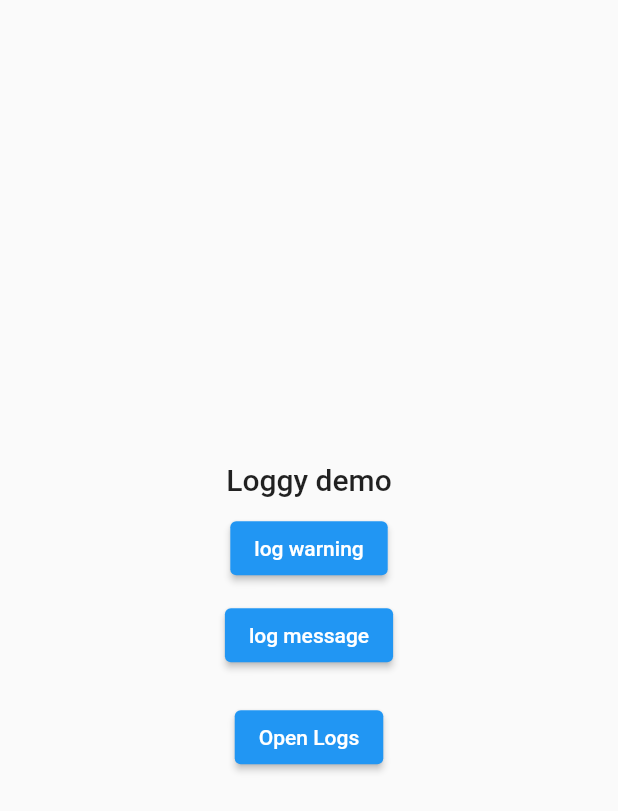
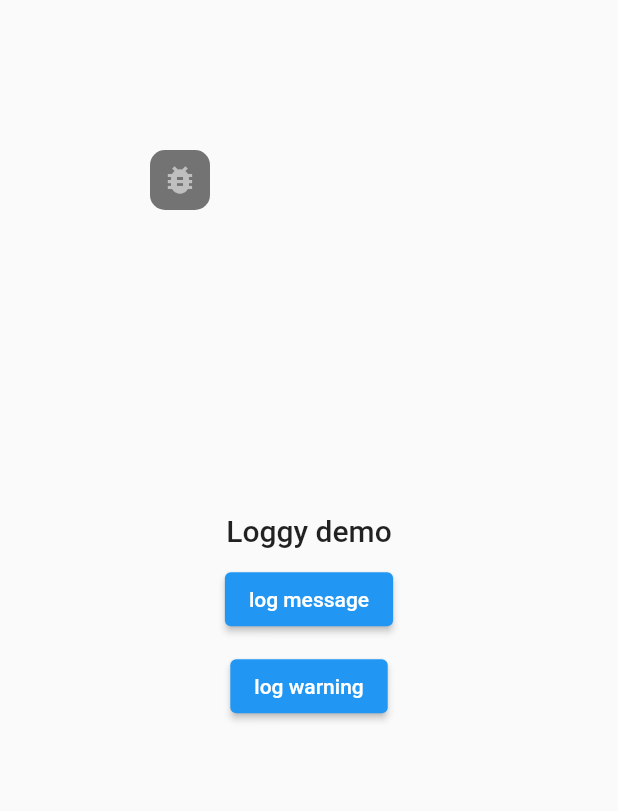
Before and after one commit to InAnadea/anadea_flutter_loggy, a Flutter app: the screen it shows after launch, on a phone screen of 412 x 824 dp. Shown: the top 811 px of the screen. Run offline on Flutter 3.47's test engine with Material 2 defaults, Android fonts, the phone set to English and light mode, and no system bars; our stand-ins replace loggy; missing offline and left inert: flutter_loggy.

Commit message:
Add overlay icon button

```diff
--- a/example/lib/main.dart
+++ b/example/lib/main.dart
@@ -4,21 +4,26 @@ import 'package:flutter_loggy/flutter_loggy.dart';
 import 'package:loggy/loggy.dart';
 
 void main() {
-  WidgetsFlutterBinding.ensureInitialized();
   Loggy.initLoggy(
     logPrinter: StreamPrinter(const PrettyPrinter()),
   );
 
-  runApp(const ExampleApp());
+  runApp(ExampleApp());
 }
 
 class ExampleApp extends StatelessWidget {
-  const ExampleApp({Key? key}) : super(key: key);
+  ExampleApp({Key? key}) : super(key: key);
+
+  final _navigatorKey = GlobalKey<NavigatorState>();
 
   @override
   Widget build(BuildContext context) {
-    return const MaterialApp(
-      home: DemoPage(),
+    return LogsButton(
+      navigatorKey: _navigatorKey,
+      child: MaterialApp(
+        navigatorKey: _navigatorKey,
+        home: const DemoPage(),
+      ),
     );
   }
 }
@@ -44,24 +49,14 @@ class DemoPage extends StatelessWidget {
               onPressed: () {
                 logInfo('message');
               },
-              child: Text("log warning"),
+              child: Text("log message"),
             ),
             const SizedBox(height: 10),
             ElevatedButton(
               onPressed: () {
                 logWarning("warning message");
               },
-              child: Text("log message"),
-            ),
-            const SizedBox(height: 20),
-            ElevatedButton(
-              onPressed: () {
-                Navigator.push(
-                  context,
-                  MaterialPageRoute(builder: (context) => const LogsScreen()),
-                );
-              },
-              child: Text("Open Logs"),
+              child: Text("log warning"),
             ),
           ],
         ),
--- a/lib/anadea_flutter_loggy.dart
+++ b/lib/anadea_flutter_loggy.dart
@@ -5,3 +5,4 @@ import 'package:flutter_loggy/flutter_loggy.dart';
 import 'package:loggy/loggy.dart';
 
 part 'logs_screen.dart';
+part 'logs_button.dart';
--- /dev/null
+++ b/lib/logs_button.dart
@@ -0,0 +1,132 @@
+part of 'anadea_flutter_loggy.dart';
+
+class LogsButton extends StatefulWidget {
+  const LogsButton({
+    Key? key,
+    required this.child,
+    required this.navigatorKey,
+  }) : super(key: key);
+
+  final Widget child;
+  final GlobalKey<NavigatorState> navigatorKey;
+
+  @override
+  State<LogsButton> createState() => _LogsButtonState();
+}
+
+class _LogsButtonState extends State<LogsButton> {
+  bool _isShowButton = true;
+
+  @override
+  Widget build(BuildContext context) {
+    return Stack(
+      alignment: Alignment.center,
+      children: [
+        widget.child,
+        if (_isShowButton)
+          Directionality(
+            textDirection: TextDirection.ltr,
+            child: DraggableFloatingActionButton(
+              initialOffset: const Offset(100, 100),
+              onPressed: () {
+                setState(() {
+                  _isShowButton = false;
+                });
+                widget.navigatorKey.currentState?.push(
+                  MaterialPageRoute(
+                    builder: (context) => WillPopScope(
+                      onWillPop: () async {
+                        setState(() {
+                          _isShowButton = true;
+                        });
+                        return true;
+                      },
+                      child: const LogsScreen(),
+                    ),
+                  ),
+                );
+              },
+              child: Container(
+                alignment: Alignment.center,
+                padding: const EdgeInsets.all(8),
+                decoration: const BoxDecoration(
+                  color: Colors.black54,
+                  borderRadius: BorderRadius.all(Radius.circular(10)),
+                ),
+                child: const Icon(
+                  Icons.bug_report,
+                  color: Colors.white54,
+                ),
+              ),
+            ),
+          ),
+      ],
+    );
+  }
+}
+
+class DraggableFloatingActionButton extends StatefulWidget {
+  final Widget child;
+  final Offset initialOffset;
+  final VoidCallback onPressed;
+
+  const DraggableFloatingActionButton({
+    Key? key,
+    required this.child,
+    required this.initialOffset,
+    required this.onPressed,
+  }) : super(key: key);
+
+  @override
+  State<StatefulWidget> createState() => _DraggableFloatingActionButtonState();
+}
+
+class _DraggableFloatingActionButtonState
+    extends State<DraggableFloatingActionButton> {
+  bool _isDragging = false;
+  late Offset _offset;
+
+  @override
+  void initState() {
+    super.initState();
+    _offset = widget.initialOffset;
+  }
+
+  void _updatePosition(PointerMoveEvent pointerMoveEvent) {
+    double newOffsetX = _offset.dx + pointerMoveEvent.delta.dx;
+    double newOffsetY = _offset.dy + pointerMoveEvent.delta.dy;
+
+    setState(() {
+      _offset = Offset(newOffsetX, newOffsetY);
+    });
+  }
+
+  @override
+  Widget build(BuildContext context) {
+    return Positioned(
+      left: _offset.dx,
+      top: _offset.dy,
+      child: Listener(
+        onPointerMove: (PointerMoveEvent pointerMoveEvent) {
+          _updatePosition(pointerMoveEvent);
+
+          setState(() {
+            _isDragging = true;
+          });
+        },
+        onPointerUp: (PointerUpEvent pointerUpEvent) {
+          print('onPointerUp');
+
+          if (_isDragging) {
+            setState(() {
+              _isDragging = false;
+            });
+          } else {
+            widget.onPressed();
+          }
+        },
+        child: widget.child,
+      ),
+    );
+  }
+}
```
Also changed, not shown: lib/logs_screen.dart (+8 -4 lines).
